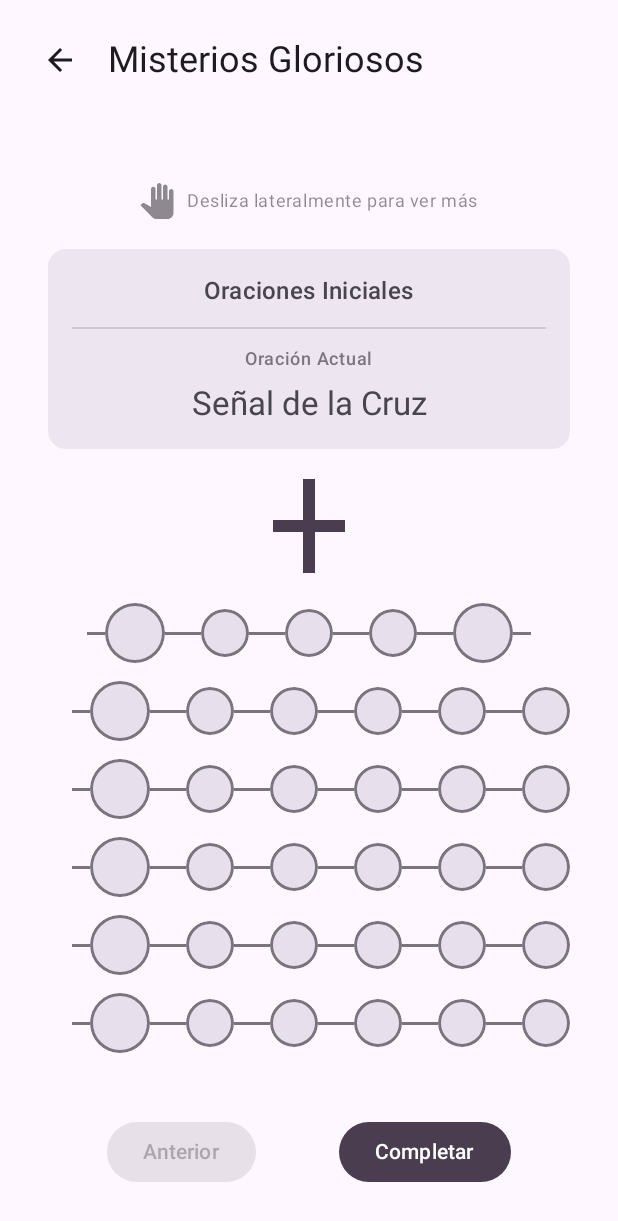
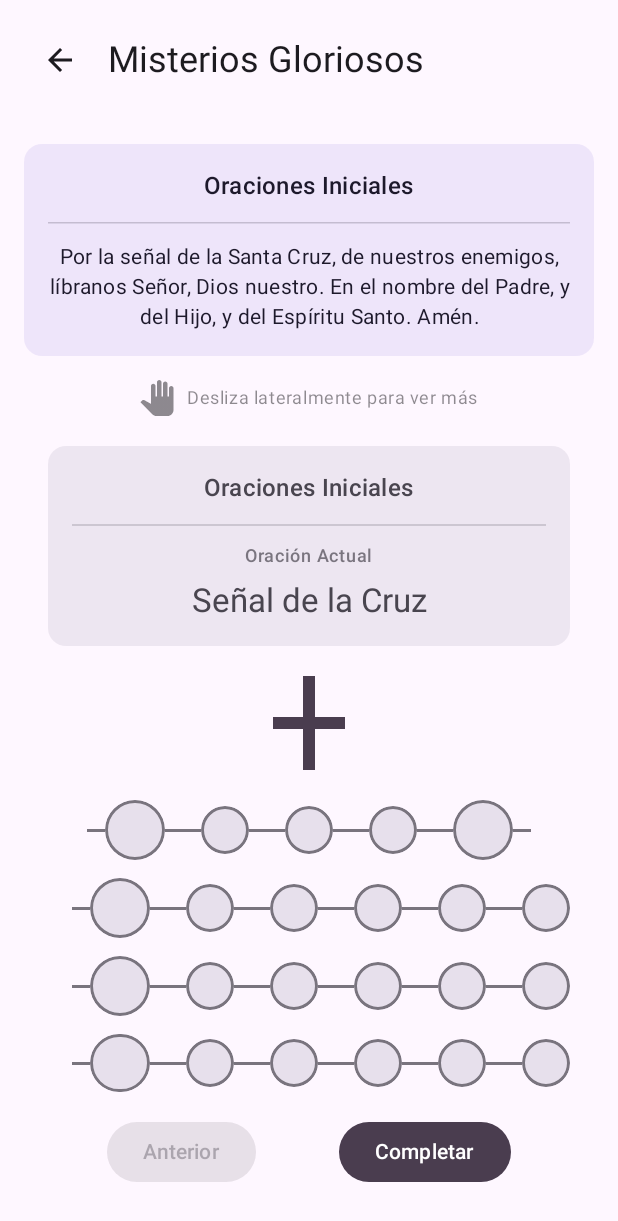
Before and after one commit to hualde/Pantocrator, an Android app built with Jetpack Compose: the composable RosaryScreen shown on its own in the app's theme, after a tap on "Domingo", on a phone screen of 412 x 824 dp. Shown: the top 1221 px of the screen. Run offline under Robolectric (Android 15) with nearby library versions, the phone set to English and light mode, and no system bars; 1 statement that could not run was skipped.

Commit message:
rosario v0.3 fase3

```diff
--- a/app/src/main/java/com/example/pantocrator/MainActivity.kt
+++ b/app/src/main/java/com/example/pantocrator/MainActivity.kt
@@ -803,6 +803,10 @@ fun RosaryScreen(
     modifier: Modifier = Modifier
 ) {
     var selectedMysteryIndex by remember { mutableStateOf<Int?>(null) }
+    // Obtener el día actual de la semana (1 = Lunes, 7 = Domingo)
+    val currentDayOfWeek = remember {
+        java.time.LocalDate.now().dayOfWeek.value
+    }
 
     if (selectedMysteryIndex == null) {
         LazyColumn(
@@ -1010,7 +1014,9 @@ fun RosaryScreen(
             InteractiveRosaryScreen(
                 modifier = Modifier
                     .fillMaxSize()
-                    .padding(bottom = 16.dp)
+                    .padding(bottom = 16.dp),
+                dayOfWeek = currentDayOfWeek,
+                mysteryIndex = selectedMysteryIndex ?: 0 // Valor por defecto si es null
             )
         }
     }
--- a/app/src/main/java/com/example/pantocrator/rosary/RosaryInteractive.kt
+++ b/app/src/main/java/com/example/pantocrator/rosary/RosaryInteractive.kt
@@ -33,11 +33,70 @@ data class RosaryBead(
 
 // Clase para manejar el estado del rosario
 class RosaryState {
+    private val reflections = RosaryReflections()
+    var currentMystery by mutableStateOf<RosaryMystery?>(null)
+        private set
+
     // Lista de todas las cuentas del rosario
     val beads = mutableStateListOf<RosaryBead>()
 
+    // Índice de la cuenta actual
+    var currentBeadIndex by mutableStateOf(0)
+        private set
+
+    // Día de la semana y índice del misterio seleccionado
+    private var currentDayOfWeek = 1
+    private var selectedMysteryType = 0
+
+    fun setMystery(dayOfWeek: Int, mysteryIndex: Int) {
+        currentDayOfWeek = dayOfWeek
+        selectedMysteryType = mysteryIndex
+        updateCurrentMystery()
+    }
+
+    private fun updateCurrentMystery() {
+        // Calcular la década actual
+        val currentDecade = if (currentBeadIndex < 6) {
+            0 // Cuentas iniciales
+        } else {
+            // Restar las cuentas iniciales (6) y dividir por 12 (Padrenuestro + 10 Avemarías + Gloria)
+            ((currentBeadIndex - 6) / 12).coerceIn(0, 4)
+        }
+
+        // Seleccionar el misterio según el tipo y la década
+        currentMystery = when (selectedMysteryType) {
+            0 -> reflections.joyfulMysteries[currentDecade]
+            1 -> reflections.sorrowfulMysteries[currentDecade]
+            2 -> reflections.gloriousMysteries[currentDecade]
+            3 -> reflections.luminousMysteries[currentDecade]
+            else -> reflections.joyfulMysteries[currentDecade]
+        }
+    }
+
+    // Avanzar a la siguiente cuenta
+    fun moveToNextBead() {
+        if (currentBeadIndex < beads.size - 1) {
+            beads[currentBeadIndex] = beads[currentBeadIndex].copy(state = BeadState.COMPLETED)
+            currentBeadIndex++
+            beads[currentBeadIndex] = beads[currentBeadIndex].copy(state = BeadState.ACTIVE)
+            updateCurrentMystery()
+        }
+    }
+
+    // Retroceder a la cuenta anterior
+    fun moveToPreviousBead() {
+        if (currentBeadIndex > 0) {
+            beads[currentBeadIndex] = beads[currentBeadIndex].copy(state = BeadState.NOT_STARTED)
+            currentBeadIndex--
+            beads[currentBeadIndex] = beads[currentBeadIndex].copy(state = BeadState.ACTIVE)
+            updateCurrentMystery()
+        }
+    }
+
     init {
-        // Inicializar el rosario
+        // Inicializar el rosario con el primer misterio
+        updateCurrentMystery()
+
         // Cruz
         beads.add(RosaryBead(BeadType.CROSS, 0, BeadState.ACTIVE, "cross"))
 
@@ -70,35 +129,20 @@ class RosaryState {
             position++
         }
     }
-
-    // Índice de la cuenta actual
-    var currentBeadIndex by mutableStateOf(0)
-        private set
-
-    // Avanzar a la siguiente cuenta
-    fun moveToNextBead() {
-        if (currentBeadIndex < beads.size - 1) {
-            beads[currentBeadIndex] = beads[currentBeadIndex].copy(state = BeadState.COMPLETED)
-            currentBeadIndex++
-            beads[currentBeadIndex] = beads[currentBeadIndex].copy(state = BeadState.ACTIVE)
-        }
-    }
-
-    // Retroceder a la cuenta anterior
-    fun moveToPreviousBead() {
-        if (currentBeadIndex > 0) {
-            beads[currentBeadIndex] = beads[currentBeadIndex].copy(state = BeadState.NOT_STARTED)
-            currentBeadIndex--
-            beads[currentBeadIndex] = beads[currentBeadIndex].copy(state = BeadState.ACTIVE)
-        }
-    }
 }
 
 @Composable
 fun InteractiveRosaryScreen(
-    modifier: Modifier = Modifier
+    modifier: Modifier = Modifier,
+    dayOfWeek: Int,
+    mysteryIndex: Int
 ) {
     val rosaryState = remember { RosaryState() }
+
+    // Establecer el misterio actual
+    LaunchedEffect(dayOfWeek, mysteryIndex) {
+        rosaryState.setMystery(dayOfWeek, mysteryIndex)
+    }
 
     Column(
         modifier = modifier
@@ -107,6 +151,15 @@ fun InteractiveRosaryScreen(
         horizontalAlignment = Alignment.CenterHorizontally,
         verticalArrangement = Arrangement.spacedBy(16.dp)
     ) {
+        // Reflexión del misterio
+        rosaryState.currentMystery?.let { mystery ->
+            RosaryReflectionView(
+                mystery = mystery,
+                currentBeadIndex = rosaryState.currentBeadIndex,
+                modifier = Modifier.fillMaxWidth()
+            )
+        }
+
         // Área del rosario gráfico
         Box(
             modifier = Modifier
--- /dev/null
+++ b/app/src/main/java/com/example/pantocrator/rosary/RosaryReflectionView.kt
@@ -0,0 +1,77 @@
+package com.example.pantocrator.rosary
+
+import androidx.compose.animation.*
+import androidx.compose.foundation.layout.*
+import androidx.compose.material3.*
+import androidx.compose.runtime.*
+import androidx.compose.ui.Alignment
+import androidx.compose.ui.Modifier
+import androidx.compose.ui.res.stringResource
+import androidx.compose.ui.text.style.TextAlign
+import androidx.compose.ui.unit.dp
+import com.example.pantocrator.R
+
+@OptIn(ExperimentalAnimationApi::class)
+@Composable
+fun RosaryReflectionView(
+    mystery: RosaryMystery,
+    currentBeadIndex: Int,
+    modifier: Modifier = Modifier
+) {
+    Card(
+        modifier = modifier.fillMaxWidth(),
+        colors = CardDefaults.cardColors(
+            containerColor = MaterialTheme.colorScheme.secondaryContainer.copy(alpha = 0.7f)
+        )
+    ) {
+        Column(
+            modifier = Modifier.padding(16.dp),
+            horizontalAlignment = Alignment.CenterHorizontally,
+            verticalArrangement = Arrangement.spacedBy(8.dp)
+        ) {
+            // Título: mostrar "Oraciones Iniciales" durante las primeras cuentas
+            val isInitialBeads = currentBeadIndex < 6
+            Text(
+                text = if (isInitialBeads) stringResource(R.string.initial_prayers) else mystery.title,
+                style = MaterialTheme.typography.titleMedium,
+                color = MaterialTheme.colorScheme.onSecondaryContainer
+            )
+
+            HorizontalDivider(
+                modifier = Modifier.padding(vertical = 4.dp),
+                color = MaterialTheme.colorScheme.onSecondaryContainer.copy(alpha = 0.2f)
+            )
+
+            // Determinar el tipo de oración y la década actual
+            val currentDecade = if (isInitialBeads) 0 else (currentBeadIndex - 6) / 12
+            val positionInDecade = if (isInitialBeads) currentBeadIndex else (currentBeadIndex - 6) % 12
+
+            // Seleccionar el texto a mostrar según la posición
+            val displayText = when {
+                // Cuentas iniciales: mostrar texto introductorio
+                isInitialBeads -> stringResource(R.string.initial_prayers_reflection)
+                // Padrenuestro (inicio de década)
+                positionInDecade == 0 -> mystery.reflection
+                // Gloria (fin de década)
+                positionInDecade == 11 -> mystery.reflection
+                // Ave María (durante la década)
+                else -> mystery.shortMeditations[currentDecade]
+            }
+
+            AnimatedContent(
+                targetState = displayText,
+                transitionSpec = {
+                    fadeIn() + slideInVertically { height -> height } togetherWith
+                    fadeOut() + slideOutVertically { height -> -height }
+                }
+            ) { text ->
+                Text(
+                    text = text,
+                    style = MaterialTheme.typography.bodyMedium,
+                    textAlign = TextAlign.Center,
+                    color = MaterialTheme.colorScheme.onSecondaryContainer
+                )
+            }
+        }
+    }
+}
--- /dev/null
+++ b/app/src/main/java/com/example/pantocrator/rosary/RosaryReflections.kt
@@ -0,0 +1,135 @@
+package com.example.pantocrator.rosary
+
+data class RosaryMystery(
+    val title: String,
+    val reflection: String,
+    val shortMeditations: List<String> // Una meditación corta para cada Avemaría
+)
+
+class RosaryReflections {
+    // Misterios Gozosos
+    val joyfulMysteries = listOf(
+        RosaryMystery(
+            "La Anunciación",
+            "El ángel Gabriel anuncia a María que será la madre del Hijo de Dios.",
+            List(10) { "Contemplemos la humildad y obediencia de María al aceptar la voluntad de Dios." }
+        ),
+        RosaryMystery(
+            "La Visitación",
+            "María visita a su prima Isabel, llevando a Jesús en su vientre.",
+            List(10) { "Meditemos sobre el servicio y amor al prójimo que María nos enseña." }
+        ),
+        RosaryMystery(
+            "El Nacimiento de Jesús",
+            "Jesús nace en Belén, trayendo la luz al mundo.",
+            List(10) { "Contemplemos la humildad del nacimiento de nuestro Salvador." }
+        ),
+        RosaryMystery(
+            "La Presentación",
+            "María y José presentan al niño Jesús en el templo.",
+            List(10) { "Reflexionemos sobre la obediencia a la ley de Dios." }
+        ),
+        RosaryMystery(
+            "El Niño Jesús en el Templo",
+            "Jesús es encontrado en el templo enseñando a los doctores.",
+            List(10) { "Meditemos sobre la sabiduría divina de Jesús." }
+        )
+    )
+
+    // Misterios Dolorosos
+    val sorrowfulMysteries = listOf(
+        RosaryMystery(
+            "La Agonía en el Huerto",
+            "Jesús ora en Getsemaní, aceptando la voluntad del Padre.",
+            List(10) { "Contemplemos la angustia de Jesús y su total entrega a la voluntad del Padre." }
+        ),
+        RosaryMystery(
+            "La Flagelación",
+            "Jesús es azotado por nuestros pecados.",
+            List(10) { "Meditemos sobre el sufrimiento que nuestros pecados causan a Jesús." }
+        ),
+        RosaryMystery(
+            "La Coronación de Espinas",
+            "Jesús es coronado con espinas y burlado.",
+            List(10) { "Reflexionemos sobre la humillación que Jesús soportó por nosotros." }
+        ),
+        RosaryMystery(
+            "Jesús con la Cruz a Cuestas",
+            "Jesús carga su cruz hacia el Calvario.",
+            List(10) { "Contemplemos cómo Jesús abraza su cruz por amor a nosotros." }
+        ),
+        RosaryMystery(
+            "La Crucifixión",
+            "Jesús muere en la cruz por nuestra salvación.",
+            List(10) { "Meditemos sobre el amor infinito de Jesús que da su vida por nosotros." }
+        )
+    )
+
+    // Misterios Gloriosos
+    val gloriousMysteries = listOf(
+        RosaryMystery(
+            "La Resurrección",
+            "Jesús resucita victorioso sobre la muerte.",
+            List(10) { "Contemplemos la victoria de Cristo sobre la muerte y el pecado." }
+        ),
+        RosaryMystery(
+            "La Ascensión",
+            "Jesús asciende al cielo en presencia de sus discípulos.",
+            List(10) { "Meditemos sobre nuestra esperanza de vida eterna." }
+        ),
+        RosaryMystery(
+            "La Venida del Espíritu Santo",
+            "El Espíritu Santo desciende sobre los apóstoles.",
+            List(10) { "Reflexionemos sobre los dones del Espíritu Santo en nuestras vidas." }
+        ),
+        RosaryMystery(
+            "La Asunción de María",
+            "María es llevada al cielo en cuerpo y alma.",
+            List(10) { "Contemplemos la glorificación de María, nuestra madre." }
+        ),
+        RosaryMystery(
+            "La Coronación de María",
+            "María es coronada como Reina del cielo y la tierra.",
+            List(10) { "Meditemos sobre la intercesión de María por nosotros." }
+        )
+    )
+
+    // Misterios Luminosos
+    val luminousMysteries = listOf(
+        RosaryMystery(
+            "El Bautismo de Jesús",
+            "Jesús es bautizado por Juan en el Jordán.",
+            List(10) { "Contemplemos nuestro propio bautismo y renovación espiritual." }
+        ),
+        RosaryMystery(
+            "Las Bodas de Caná",
+            "Jesús realiza su primer milagro por intercesión de María.",
+            List(10) { "Meditemos sobre la intercesión de María y el poder de Jesús." }
+        ),
+        RosaryMystery(
+            "El Anuncio del Reino",
+            "Jesús predica el Reino de Dios y llama a la conversión.",
+            List(10) { "Reflexionemos sobre nuestra llamada a la conversión." }
+        ),
+        RosaryMystery(
+            "La Transfiguración",
+            "Jesús revela su gloria divina en el monte.",
+            List(10) { "Contemplemos la gloria divina de Cristo." }
+        ),
+        RosaryMystery(
+            "La Institución de la Eucaristía",
+            "Jesús instituye la Eucaristía en la Última Cena.",
+            List(10) { "Meditemos sobre el don de la Eucaristía en nuestras vidas." }
+        )
+    )
+
+    fun getMysteryForDay(dayOfWeek: Int, mysteryIndex: Int): RosaryMystery {
+        return when (dayOfWeek) {
+            1, 6 -> joyfulMysteries[mysteryIndex] // Lunes y Sábado
+            2, 5 -> sorrowfulMysteries[mysteryIndex] // Martes y Viernes
+            3, 7 -> gloriousMysteries[mysteryIndex] // Miércoles y Domingo
+            4 -> luminousMysteries[mysteryIndex] // Jueves
+            else -> joyfulMysteries[mysteryIndex]
+        }
+    }
+}
--- a/app/src/main/res/values/strings.xml
+++ b/app/src/main/res/values/strings.xml
@@ -140,4 +140,7 @@
     <string name="sorrowful_mysteries_days">Misterios Dolorosos (martes y viernes)</string>
     <string name="glorious_mysteries_days">Misterios Gloriosos (miércoles y domingo)</string>
     <string name="luminous_mysteries_days">Misterios Luminosos (jueves)</string>
+
+    <string name="initial_prayers">Oraciones Iniciales</string>
+    <string name="initial_prayers_reflection">Por la señal de la Santa Cruz, de nuestros enemigos, líbranos Señor, Dios nuestro. En el nombre del Padre, y del Hijo, y del Espíritu Santo. Amén.</string>
 </resources>
```
